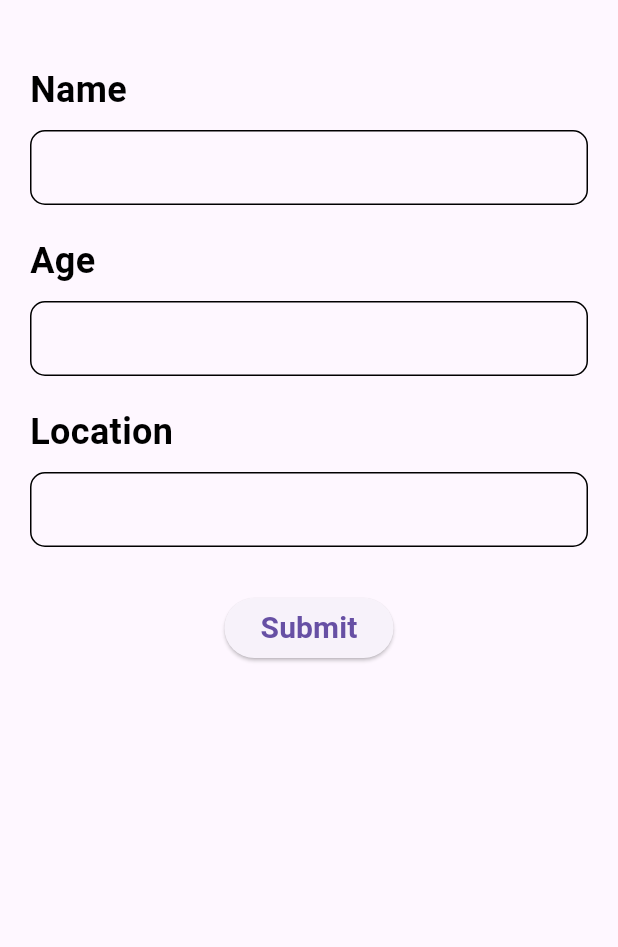
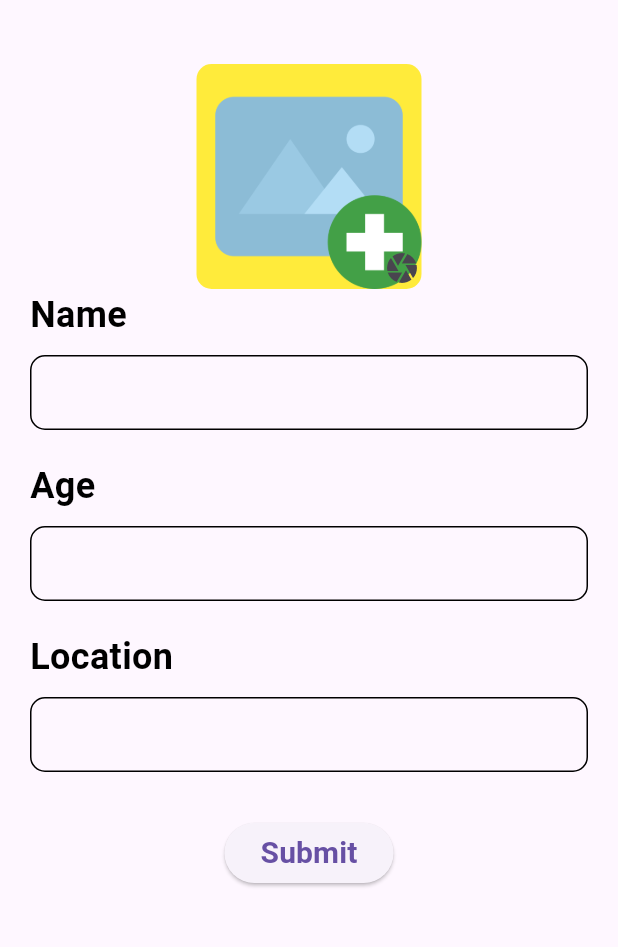
Before and after one commit to Hubaib19/Firebase_employee, a Flutter app: the AddEmploye screen opened directly, after a tap on "Submit", on a phone screen of 412 x 824 dp, the part 65-1012 px from its top. Run offline on Flutter 3.47's test engine with Material 3 defaults, Android fonts, the phone set to English and light mode, and no system bars; our stand-ins replace cloud_firestore, firebase_core, firebase_storage, image_picker, random_string; accounts and stored records are empty.

Commit message:
image adding function done

```diff
--- a/lib/main.dart
+++ b/lib/main.dart
@@ -23,7 +23,7 @@ class MyApp extends StatelessWidget {
           create: (context) => EmployeeController(),
         )
       ],
-      child: MaterialApp(
+      child: const MaterialApp(
         debugShowCheckedModeBanner: false,
         home: HomeScreen(),
       ),
--- a/lib/model/employee_model.dart
+++ b/lib/model/employee_model.dart
@@ -3,16 +3,19 @@ class EmployeeModel {
   String? name;
   String? location;
   int? age;
+  String? image;
 
   EmployeeModel({
     required this.age,
     required this.id,
     required this.location,
     required this.name,
+required this.image
   });
 
   factory EmployeeModel.fromJson(Map<String, dynamic> json) {
     return EmployeeModel(
+      image: json["image"],
       age: json["age"],
       id: json["id"],
       location: json["location"],
@@ -21,6 +24,6 @@ class EmployeeModel {
   }
 
   Map<String, dynamic> toJson() {
-    return {"id": id, "name": name, "location": location, "age": age};
+    return {"id": id, "name": name, "location": location, "age": age,"image":image};
   }
 }
--- a/lib/view/add_employe.dart
+++ b/lib/view/add_employe.dart
@@ -1,6 +1,14 @@
+// ignore_for_file: must_be_immutable
+
+import 'dart:io';
+
 import 'package:employee_list/controller/employee_controller.dart';
 import 'package:employee_list/model/employee_model.dart';
+import 'package:employee_list/service/data_service.dart';
+import 'package:flutter/cupertino.dart';
 import 'package:flutter/material.dart';
+import 'package:flutter/widgets.dart';
+import 'package:image_picker/image_picker.dart';
 import 'package:provider/provider.dart';
 import 'package:random_string/random_string.dart';
 
@@ -40,6 +48,36 @@ class AddEmploye extends StatelessWidget {
         child: Column(
           crossAxisAlignment: CrossAxisAlignment.start,
           children: [
+
+            Stack(
+              children: [
+                Center(
+                  child: Consumer<EmployeeController>(
+                    builder: (context, value, child) =>
+                   Container(
+                      height: 150,
+                      width: 150,
+                      decoration: BoxDecoration(
+                        image: DecorationImage(image: value.selectedImage!=null?FileImage(File(value.selectedImage!.path)):AssetImage("assets/add image.png")as ImageProvider,fit: BoxFit.cover),
+                        borderRadius: BorderRadius.circular(10),
+                        color: Colors.yellow
+                      ),
+                    ),
+                  ),
+                ),
+                Positioned(
+                   right: 100,
+                   bottom: -10
+                ,
+                  child: Consumer<EmployeeController>(
+                    builder: (context, value, child) =>
+                     IconButton(onPressed: (){
+                      value.selectImage(source: ImageSource.camera);
+                     }, icon: Icon(Icons.camera),)
+                    ),
+                    )
+              ],
+            ),
             const Text(
               'Name',
               style: TextStyle(
@@ -118,14 +156,19 @@ class AddEmploye extends StatelessWidget {
     );
   }
 
-  addEmployee(BuildContext context) {
+  addEmployee(BuildContext context)async {
     final pro = Provider.of<EmployeeController>(context, listen: false);
     String id = randomAlphaNumeric(10);
+    DatabaseService service  = DatabaseService();
+
+
+    await service.uploadImage(name: nameController.text, fileimage: File(pro.selectedImage!.path));
     final EmployeeModel employee = EmployeeModel(
       age: int.parse(ageController.text),
       id: id,
       location: locationController.text,
       name: nameController.text,
+      image: service.downloadurl
     );
     pro.addEmployee(employee: employee, id: id);
     Navigator.of(context).pop();
--- a/pubspec.yaml
+++ b/pubspec.yaml
@@ -34,6 +34,7 @@ dependencies:
   firebase_storage: ^11.6.10
   flutter:
     sdk: flutter
+  image_picker: ^1.0.7
   provider: ^6.1.2
   random_string: ^2.3.1
 
@@ -58,8 +59,8 @@ flutter:
   # the material Icons class.
   uses-material-design: true
   # To add assets to your application, add an assets section, like this:
-  # assets:
-  #   - images/a_dot_burr.jpeg
+  assets:
+    - assets/
   #   - images/a_dot_ham.jpeg
   # An image asset can refer to one or more resolution-specific "variants", see
   # https://flutter.dev/assets-and-images/#resolution-aware
```
Also changed, not shown: lib/controller/employee_controller.dart (+17 -0 lines), lib/service/data_service.dart (+22 -0 lines), lib/view/edit_employee.dart (+20 -1 lines), lib/view/home_page.dart (+9 -2 lines), assets/add image.png (added), pubspec.lock, 5 other files.
